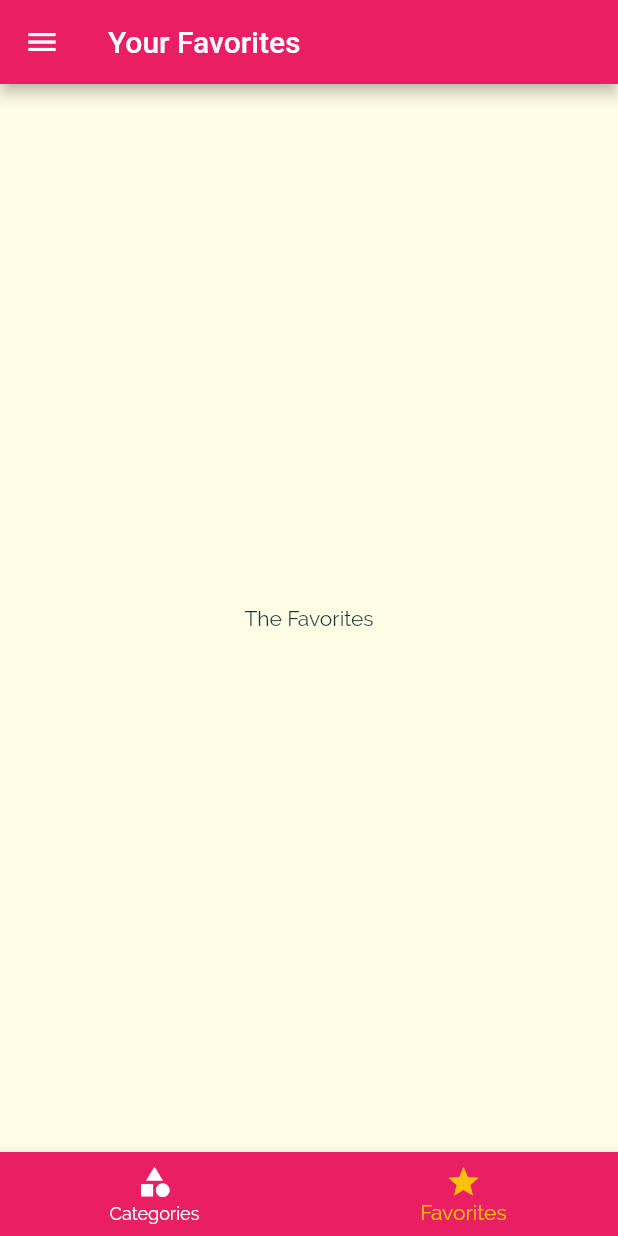
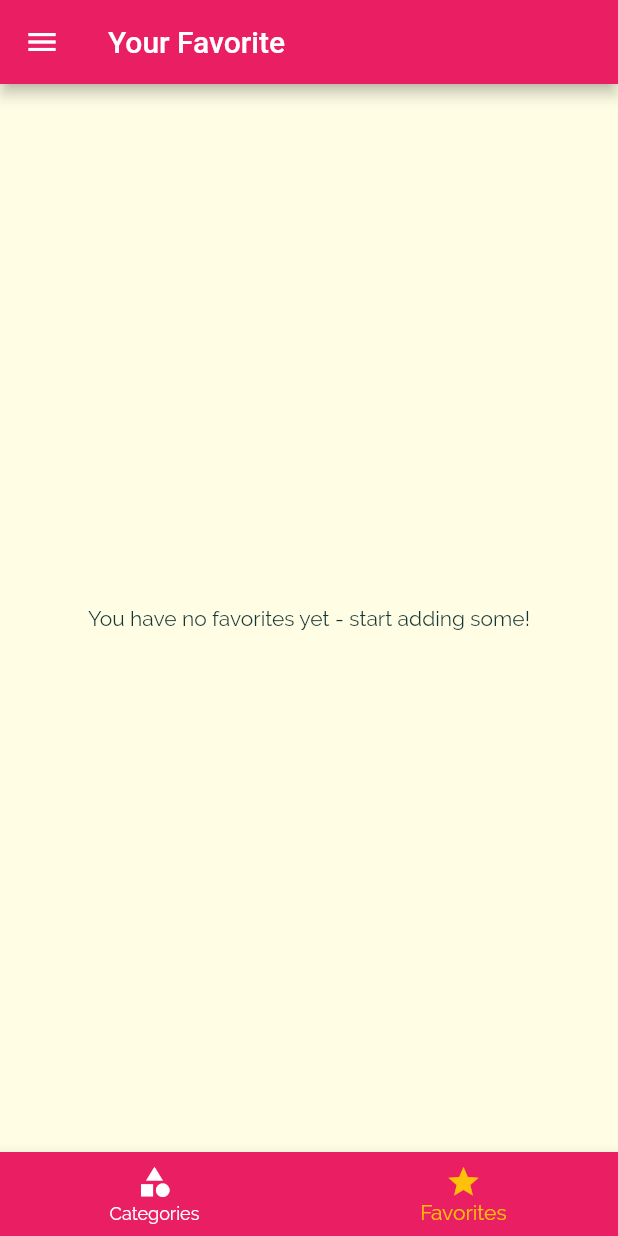
Before and after one commit to ractoon/flutter-meals-app, a Flutter app: the screen it shows after launch, item 2 of the bottom bar chosen, on a phone screen of 412 x 824 dp. Run offline on Flutter 3.47's test engine with Material 2 defaults, Android fonts, the phone set to English and light mode, and no system bars.

Commit message:
Favorites screen

```diff
--- a/lib/main.dart
+++ b/lib/main.dart
@@ -22,8 +22,8 @@ class _MyAppState extends State<MyApp> {
     'vegan': false,
     'vegetarian': false,
   };
-
   List<Meal> _availableMeals = DUMMY_MEALS;
+  List<Meal> _favoritedMeals = [];
 
   void _setFilters(Map<String, bool> filterData) {
     setState(() {
@@ -44,6 +44,26 @@ class _MyAppState extends State<MyApp> {
         return true;
       }).toList();
     });
+  }
+
+  void _toggleFavorite(String mealId) {
+    final existingIndex =
+        _favoritedMeals.indexWhere((meal) => meal.id == mealId);
+
+    if (existingIndex >= 0) {
+      setState(() {
+        _favoritedMeals.removeAt(existingIndex);
+      });
+    } else {
+      setState(() {
+        _favoritedMeals
+            .add(DUMMY_MEALS.firstWhere((meal) => meal.id == mealId));
+      });
+    }
+  }
+
+  bool _isMealFavorite(String mealId) {
+    return _favoritedMeals.any((meal) => meal.id == mealId);
   }
 
   @override
@@ -70,10 +90,11 @@ class _MyAppState extends State<MyApp> {
             ),
       ),
       routes: {
-        '/': (ctx) => TabsScreen(),
+        '/': (ctx) => TabsScreen(_favoritedMeals),
         CategoryMealsScreen.routeName: (ctx) =>
             CategoryMealsScreen(_availableMeals),
-        MealDetailScreen.routeName: (ctx) => MealDetailScreen(),
+        MealDetailScreen.routeName: (ctx) =>
+            MealDetailScreen(_toggleFavorite, _isMealFavorite),
         FiltersScreen.routeName: (ctx) => FiltersScreen(_filters, _setFilters),
       },
       onUnknownRoute: (settings) {
--- a/lib/screens/category_meals_screen.dart
+++ b/lib/screens/category_meals_screen.dart
@@ -56,7 +56,6 @@ class _CategoryMealsScreenState extends State<CategoryMealsScreen> {
             duration: displayedMeals[index].duration,
             affordability: displayedMeals[index].affordability,
             complexity: displayedMeals[index].complexity,
-            removeItem: _removeMeal,
           );
         },
         itemCount: displayedMeals.length,
--- a/lib/screens/favorites_screen.dart
+++ b/lib/screens/favorites_screen.dart
@@ -1,10 +1,33 @@
 import 'package:flutter/material.dart';
 
+import '../models/meal.dart';
+import '../widgets/meal_item.dart';
+
 class FavoritesScreen extends StatelessWidget {
+  final List<Meal> favoriteMeals;
+
+  FavoritesScreen(this.favoriteMeals);
+
   @override
   Widget build(BuildContext context) {
-    return Center(
-      child: Text('The Favorites'),
-    );
+    if (favoriteMeals.isEmpty) {
+      return Center(
+        child: Text('You have no favorites yet - start adding some!'),
+      );
+    } else {
+      return ListView.builder(
+        itemBuilder: (ctx, index) {
+          return MealItem(
+            id: favoriteMeals[index].id,
+            title: favoriteMeals[index].title,
+            imageUrl: favoriteMeals[index].imageUrl,
+            duration: favoriteMeals[index].duration,
+            affordability: favoriteMeals[index].affordability,
+            complexity: favoriteMeals[index].complexity,
+          );
+        },
+        itemCount: favoriteMeals.length,
+      );
+    }
   }
 }
--- a/lib/screens/tabs_screen.dart
+++ b/lib/screens/tabs_screen.dart
@@ -3,24 +3,35 @@ import 'package:flutter/material.dart';
 import './categories_screen.dart';
 import './favorites_screen.dart';
 import '../widgets/main_drawer.dart';
+import '../models/meal.dart';
 
 class TabsScreen extends StatefulWidget {
+  final List<Meal> favoriteMeals;
+
+  TabsScreen(this.favoriteMeals);
+
   @override
   _TabsScreenState createState() => _TabsScreenState();
 }
 
 class _TabsScreenState extends State<TabsScreen> {
-  final List<Map<String, Object>> _pages = [
+  List<Map<String, Object>> _pages;
+  int _selectedPageIndex = 0;
+
+  @override
+  void initState() {
+    _pages = [
       {
         'page': CategoriesScreen(),
         'title': 'Categories',
       },
       {
-      'page': FavoritesScreen(),
-      'title': 'Your Favorites',
+        'page': FavoritesScreen(widget.favoriteMeals),
+        'title': 'Your Favorite',
       },
     ];
-  int _selectedPageIndex = 0;
+    super.initState();
+  }
 
   void _selectPage(int index) {
     setState(() {
--- a/lib/widgets/meal_item.dart
+++ b/lib/widgets/meal_item.dart
@@ -10,7 +10,6 @@ class MealItem extends StatelessWidget {
   final int duration;
   final Complexity complexity;
   final Affordability affordability;
-  final Function removeItem;
 
   MealItem({
     @required this.id,
@@ -19,7 +18,6 @@ class MealItem extends StatelessWidget {
     @required this.duration,
     @required this.affordability,
     @required this.complexity,
-    @required this.removeItem,
   });
 
   String get complexityText {
@@ -62,7 +60,7 @@ class MealItem extends StatelessWidget {
     )
         .then((result) {
       if (result != null) {
-        removeItem(result);
+        // removeItem(result);
       }
     });
   }
```
Also changed, not shown: lib/screens/meal_detail_screen.dart (+7 -4 lines). Lines whose indentation alone changed are shown as unchanged.
